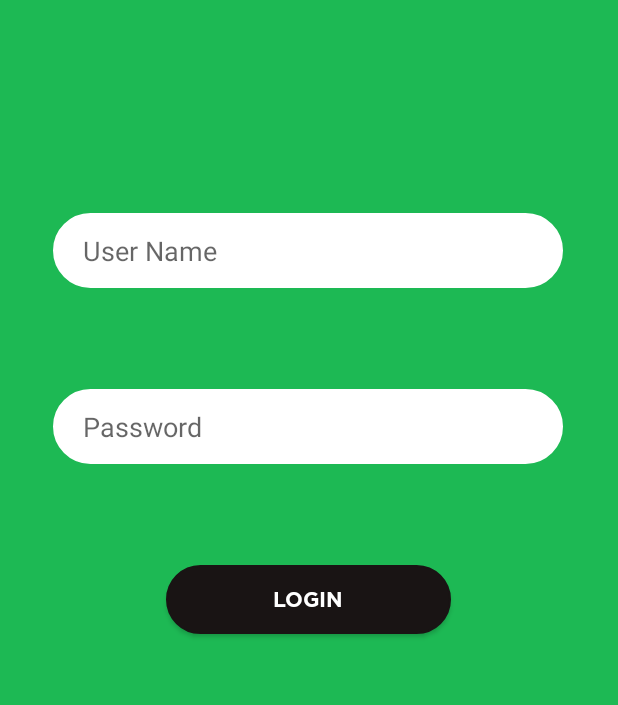
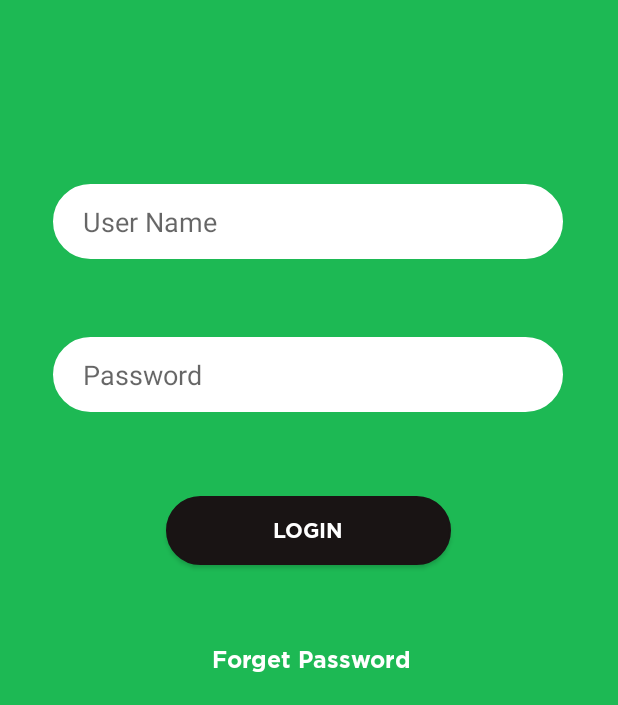
Before and after one commit to RWP201PTNIBM/TeaCollectorAndroid, an Android app: the screen it shows after launch (LoginForm), on a phone screen of 412 x 824 dp, the part 531-1236 px from its top. Run offline under Robolectric (Android 15) with nearby library versions, the light colour scheme and no system bars.

Commit message:
Add calling method

```diff
--- a/TeaCollecting/app/src/main/java/lk/mad/teacollecting/LoginForm.java
+++ b/TeaCollecting/app/src/main/java/lk/mad/teacollecting/LoginForm.java
@@ -4,12 +4,14 @@
 
 import android.app.ProgressDialog;
 import android.content.Intent;
+import android.net.Uri;
 import android.os.AsyncTask;
 import android.os.Bundle;
 import android.view.View;
 import android.view.WindowManager;
 import android.widget.Button;
 import android.widget.EditText;
+import android.widget.TextView;
 import android.widget.Toast;
 
 import java.sql.Connection;
@@ -18,6 +20,7 @@
 
 public class LoginForm extends AppCompatActivity {
     EditText name, pass;
+    TextView txtForget;
     Button login;
     ProgressDialog progressDialog;
     ConnnectionClass connnectionClass;
@@ -31,6 +34,7 @@
                 WindowManager.LayoutParams.FLAG_FULLSCREEN);
 
         name = (EditText) findViewById(R.id.txtEmail);
+        txtForget = (TextView) findViewById(R.id.forgetpassowrdText);
         pass = (EditText) findViewById(R.id.txtPass);
         login = (Button) findViewById(R.id.btnlogin);
 
@@ -45,7 +49,19 @@
                 doregister.execute();
             }
         });
+        txtForget.setOnClickListener(new View.OnClickListener() {
+            @Override
+            public void onClick(View v) {
+                Intent intent = new Intent(Intent.ACTION_DIAL);
+                intent.setData(Uri.parse("tel:0728887599"));
+                startActivity(intent);
+            }
+        });
+
     }
+
+
+
 
     public class DoLogin extends AsyncTask<String, String, String> {
 
--- a/TeaCollecting/app/src/main/res/layout/activity_login_form.xml
+++ b/TeaCollecting/app/src/main/res/layout/activity_login_form.xml
@@ -35,6 +35,23 @@
         app:layout_constraintTop_toTopOf="parent"
         app:layout_constraintVertical_bias="0.052" />
 
+    <TextView
+        android:id="@+id/forgetpassowrdText"
+        android:layout_width="195dp"
+        android:layout_height="47dp"
+        android:fontFamily="@font/gothame"
+        android:gravity="center"
+        android:text="Forget Password"
+        android:textAppearance="@style/TextAppearance.AppCompat.Large"
+        android:textColor="#FFFFFF"
+        android:textSize="15sp"
+        app:layout_constraintBottom_toBottomOf="parent"
+        app:layout_constraintEnd_toEndOf="parent"
+        app:layout_constraintHorizontal_bias="0.509"
+        app:layout_constraintStart_toStartOf="parent"
+        app:layout_constraintTop_toTopOf="parent"
+        app:layout_constraintVertical_bias="0.991" />
+
     <EditText
         android:id="@+id/txtEmail"
         android:layout_width="340dp"
@@ -49,7 +66,7 @@
         app:layout_constraintHorizontal_bias="0.492"
         app:layout_constraintStart_toStartOf="parent"
         app:layout_constraintTop_toTopOf="parent"
-        app:layout_constraintVertical_bias="0.641" />
+        app:layout_constraintVertical_bias="0.616" />
 
     <EditText
         android:id="@+id/txtPass"
@@ -65,21 +82,21 @@
         app:layout_constraintHorizontal_bias="0.492"
         app:layout_constraintStart_toStartOf="parent"
         app:layout_constraintTop_toTopOf="parent"
-        app:layout_constraintVertical_bias="0.792" />
+        app:layout_constraintVertical_bias="0.748" />
 
     <Button
         android:id="@+id/btnlogin"
         android:layout_width="190dp"
         android:layout_height="46dp"
+        android:background="@drawable/selector_xml_name"
         android:fontFamily="@font/gothame"
-        android:background="@drawable/selector_xml_name"
         android:text="Login"
         android:textColor="#FFFFFF"
         app:layout_constraintBottom_toBottomOf="parent"
         app:layout_constraintEnd_toEndOf="parent"
-        app:layout_constraintHorizontal_bias="0.498"
+        app:layout_constraintHorizontal_bias="0.497"
         app:layout_constraintStart_toStartOf="parent"
         app:layout_constraintTop_toTopOf="parent"
-        app:layout_constraintVertical_bias="0.939" />
+        app:layout_constraintVertical_bias="0.88" />
 
 </androidx.constraintlayout.widget.ConstraintLayout>
```
